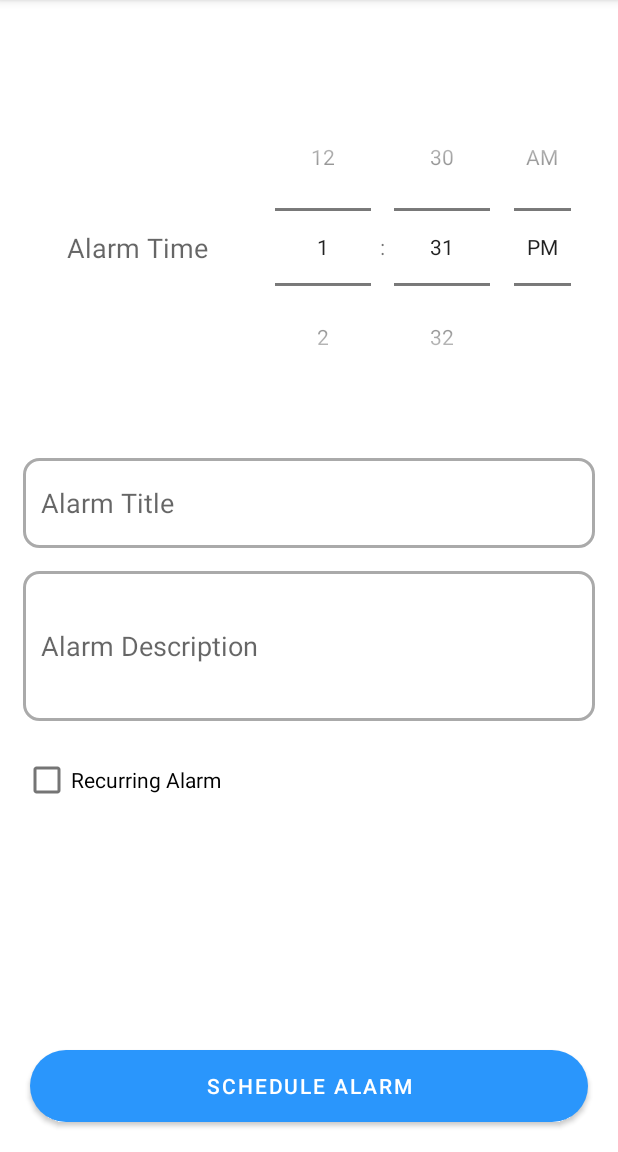
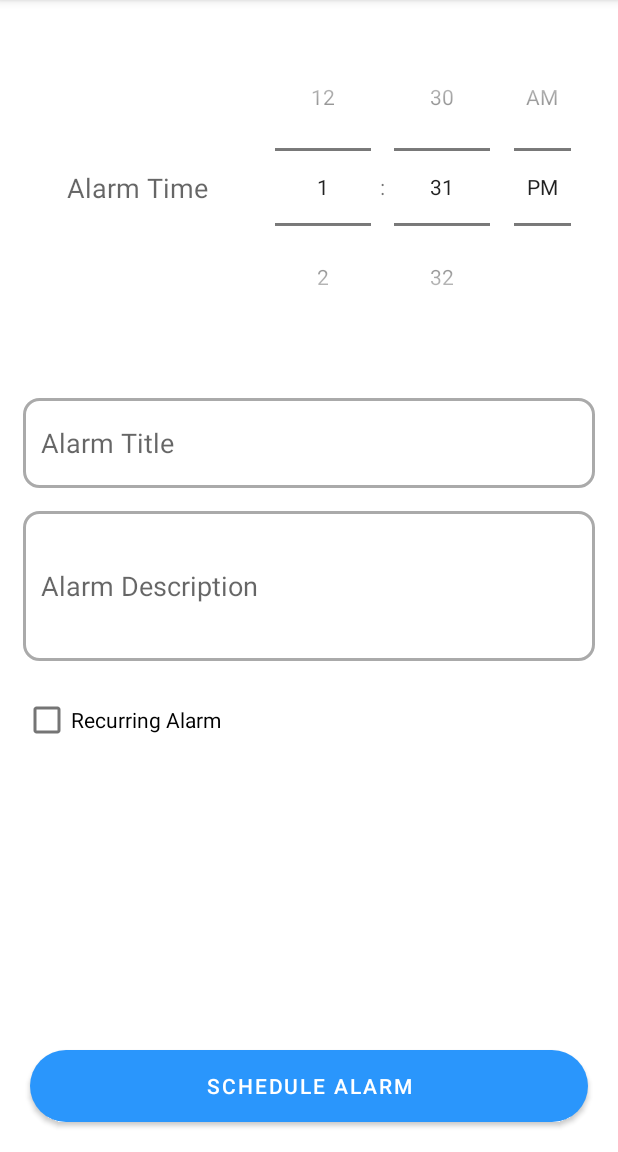
Before and after one commit to Kim-Arcena/Wakim-App, an Android app: the CreateAlarmFragment screen opened through its navigation route, on a phone screen of 412 x 824 dp, the part 84-1236 px from its top. Run offline under Robolectric (Android 15) with nearby library versions, the phone set to English and light mode, and no system bars; our stand-ins replace ButterKnife, Room's generated code.

```diff
--- a/app/src/main/res/layout/fragment_create_alarm.xml
+++ b/app/src/main/res/layout/fragment_create_alarm.xml
@@ -10,22 +10,16 @@
         android:layout_width="match_parent"
         android:layout_height="match_parent">
 
-        <TextView
-            android:id="@+id/fragment_createalarm_scheduleAlarmHeading"
-            android:layout_width="match_parent"
-            android:layout_height="wrap_content"
-            android:textAlignment="center"
-            android:textAppearance="@style/TextAppearance.AppCompat.Medium"
-            app:layout_constraintTop_toTopOf="parent" />
-
         <LinearLayout
             android:id="@+id/fragment_createalarm_timePickerLayout"
             android:layout_width="match_parent"
             android:layout_height="250dp"
+            android:layout_margin="15dp"
+            android:layout_marginTop="12dp"
+            android:elevation="7dp"
             android:orientation="horizontal"
-            android:layout_margin="15dp"
-            android:elevation="7dp"
-            app:layout_constraintTop_toBottomOf="@+id/fragment_createalarm_scheduleAlarmHeading">
+            tools:layout_editor_absoluteX="14dp"
+            tools:ignore="MissingConstraints">
 
             <TextView
                 android:layout_width="0dp"
```
Also changed, not shown: app/src/main/java/com/example/Wakim/alarmsList/AlarmsListFragment.java (+8 -0 lines), app/src/main/java/com/example/Wakim/data/Alarm.java (+17 -2 lines).
